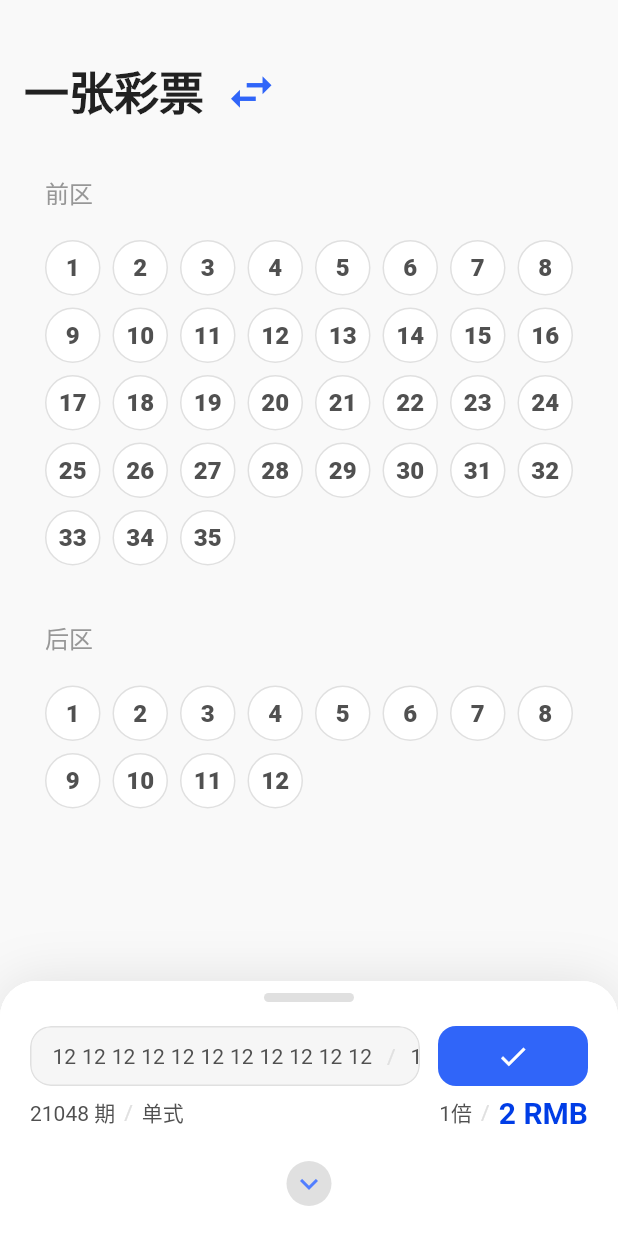
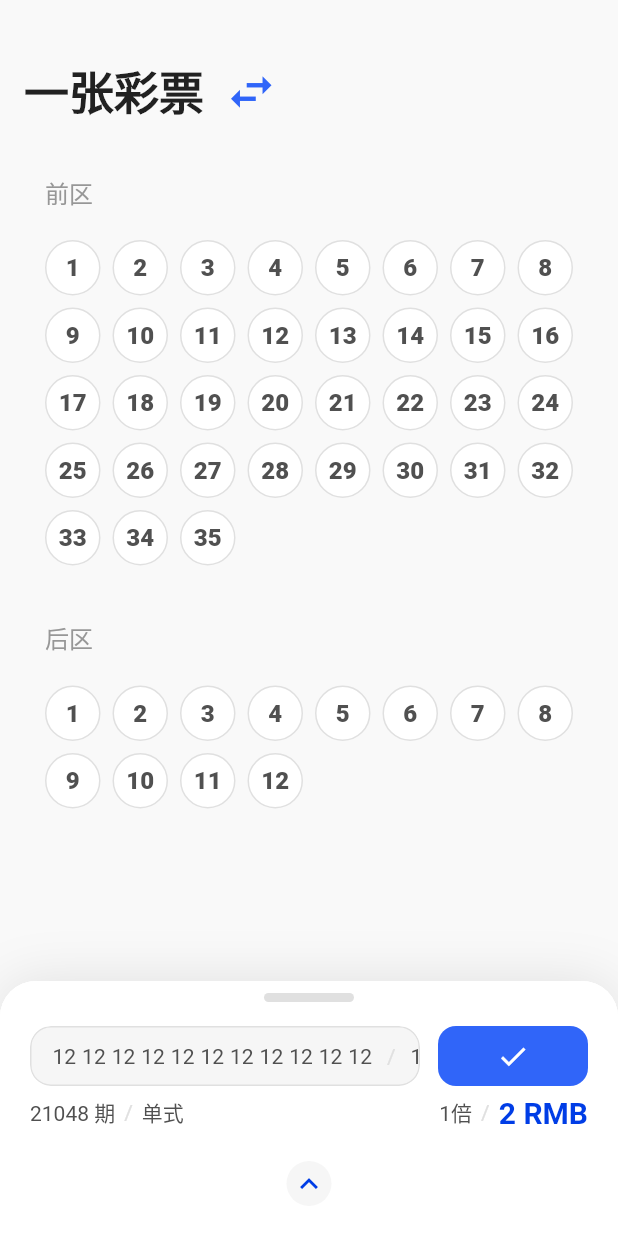
Before and after one commit to ShookLyngs/lyngs-donator, a Flutter app: the screen it shows after launch, on a phone screen of 412 x 824 dp. Run offline on Flutter 3.47's test engine with Material 2 defaults, Android fonts, the light colour scheme and no system bars; drawn by our look-alikes of sliding_up_panel; our stand-ins replace get.

Commit message:
update(theme): update panel colors

```diff
--- a/lib/pages/generate/generate_panel_collapsed.dart
+++ b/lib/pages/generate/generate_panel_collapsed.dart
@@ -191,12 +191,18 @@ class GeneratePanelCollapsed extends GetxWidget<GeneratePageState> {
             const SizedBox(height: 6),
 
             // Bottom indicator
-            const Center(child: SizedBox(
+            Center(child: SizedBox(
               height: 30,
               width: 30,
               child: CircleAvatar(
-                backgroundColor: Colors.black12,
-                child: Icon(Icons.expand_more),
+                backgroundColor: Theme.of(context).backgroundColor,
+                child: IconButton(
+                  icon: const Icon(Icons.expand_less),
+                  padding: const EdgeInsets.all(0),
+                  onPressed: () {
+                    state.panelController.open();
+                  },
+                ),
               ),
             )),
 
--- a/lib/theme.dart
+++ b/lib/theme.dart
@@ -35,6 +35,9 @@ ThemeData get lightTheme {
     dividerColor: Colors.grey[300],
 
     textTheme: theme.textTheme.copyWith(
+      headline1: theme.textTheme.headline1!.copyWith(
+        color: const Color(0xff222222),
+      ),
       caption: theme.textTheme.caption!.copyWith(
         color: const Color(0xff979797),
       ),
@@ -63,6 +66,9 @@ ThemeData get darkTheme {
     cardColor: const Color(0xff424242),
 
     textTheme: theme.textTheme.copyWith(
+      headline1: theme.textTheme.headline1!.copyWith(
+        color: const Color(0xffffffff),
+      ),
       caption: theme.textTheme.caption!.copyWith(
         color: const Color(0xff6d6d6d),
       ),
```
